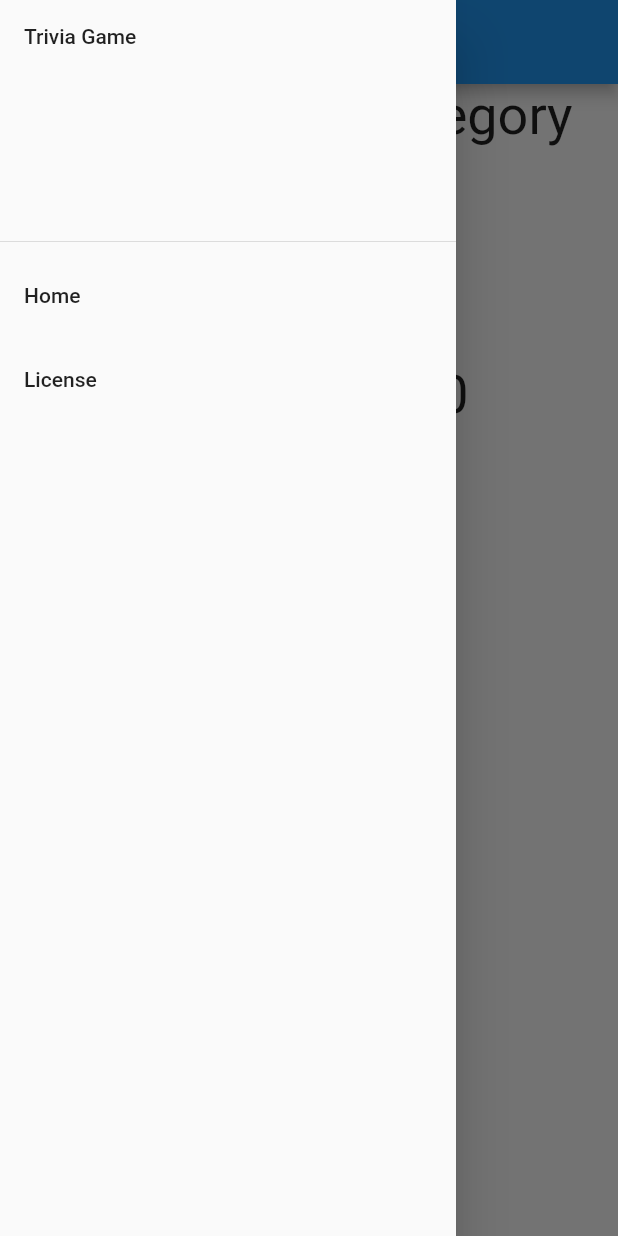
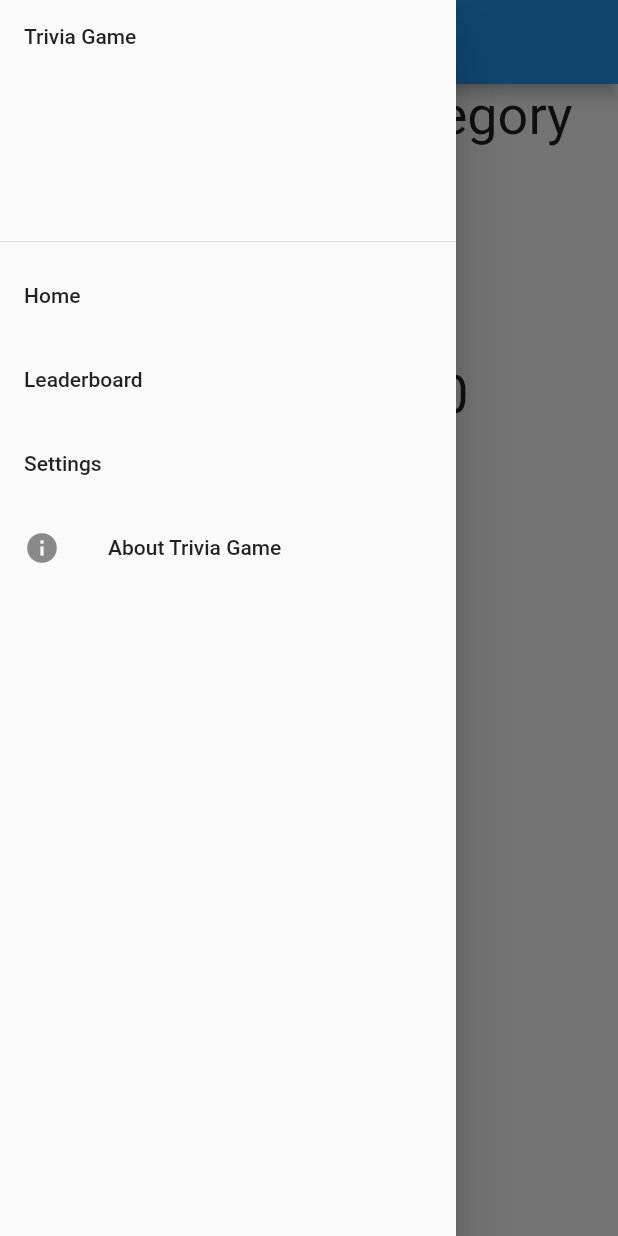
Before and after one commit to TuovinenIlari/Mobile-Trivia-Game, a Flutter app: the screen it shows after launch, with the side drawer open, on a phone screen of 412 x 824 dp. Run offline on Flutter 3.47's test engine with Material 2 defaults, Android fonts, the light colour scheme and no system bars.

Commit message:
added copyright and licenses page

```diff
--- a/trivia_game/lib/homepage.dart
+++ b/trivia_game/lib/homepage.dart
@@ -1,6 +1,8 @@
 import 'package:flutter/material.dart';
 import 'package:trivia_game/quiz.dart';
 import 'package:trivia_game/score.dart';
+
+import 'copyright_page.dart';
 
 class HomePage extends StatefulWidget {
   const HomePage({super.key});
@@ -143,15 +145,30 @@ class _HomePageState extends State<HomePage> {
           ListTile(
             title: const Text('Home'),
             onTap: () {
-              Navigator.push(
-                context,
-                MaterialPageRoute(builder: (context) => const HomePage()),
-              );
+              Navigator.push(context,
+                  MaterialPageRoute(builder: (context) => const HomePage()));
             },
           ),
           ListTile(
-            title: const Text('License'),
+            title: const Text('Leaderboard'),
             onTap: () {},
+          ),
+          ListTile(
+            title: const Text('Settings'),
+            onTap: () {},
+          ),
+          const AboutListTile(
+            icon: Icon(Icons.info),
+            applicationName: 'Trivia Game',
+            applicationVersion: '1.0.0',
+            applicationIcon: Icon(Icons.info),
+            aboutBoxChildren: [
+              Text(
+                "MIT LICENSE",
+                style: TextStyle(fontWeight: FontWeight.bold),
+              ),
+              CopyrightPage(),
+            ],
           ),
         ],
       ),
```
Also changed, not shown: trivia_game/lib/copyright_page.dart (added, +11 -0 lines).
